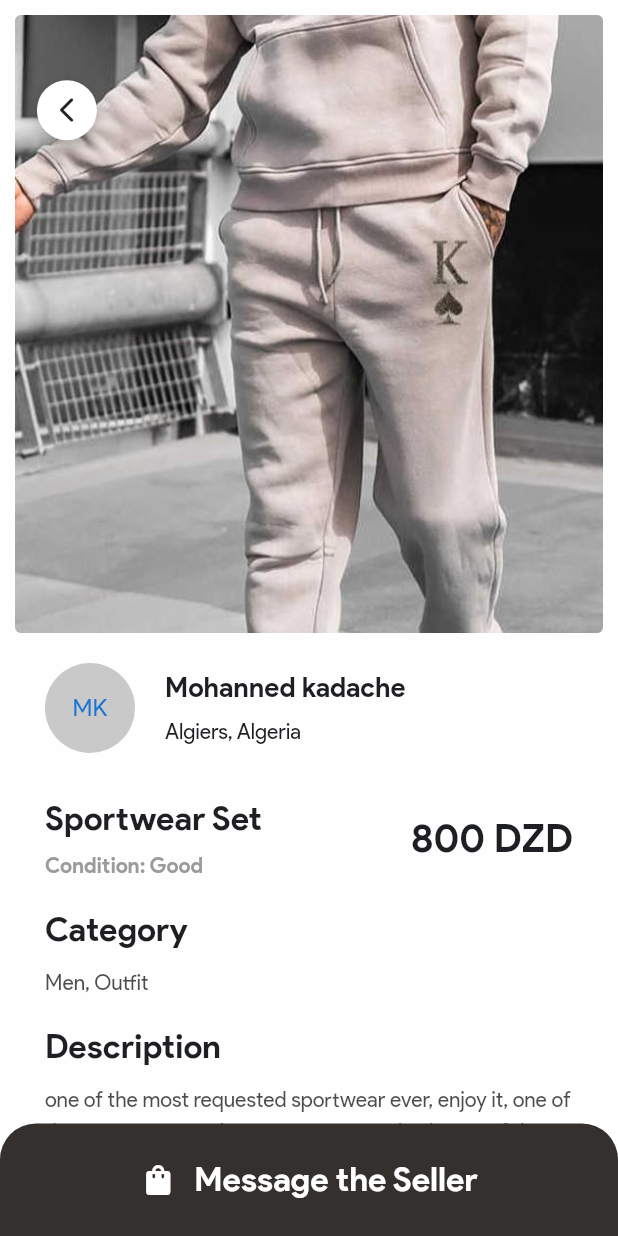
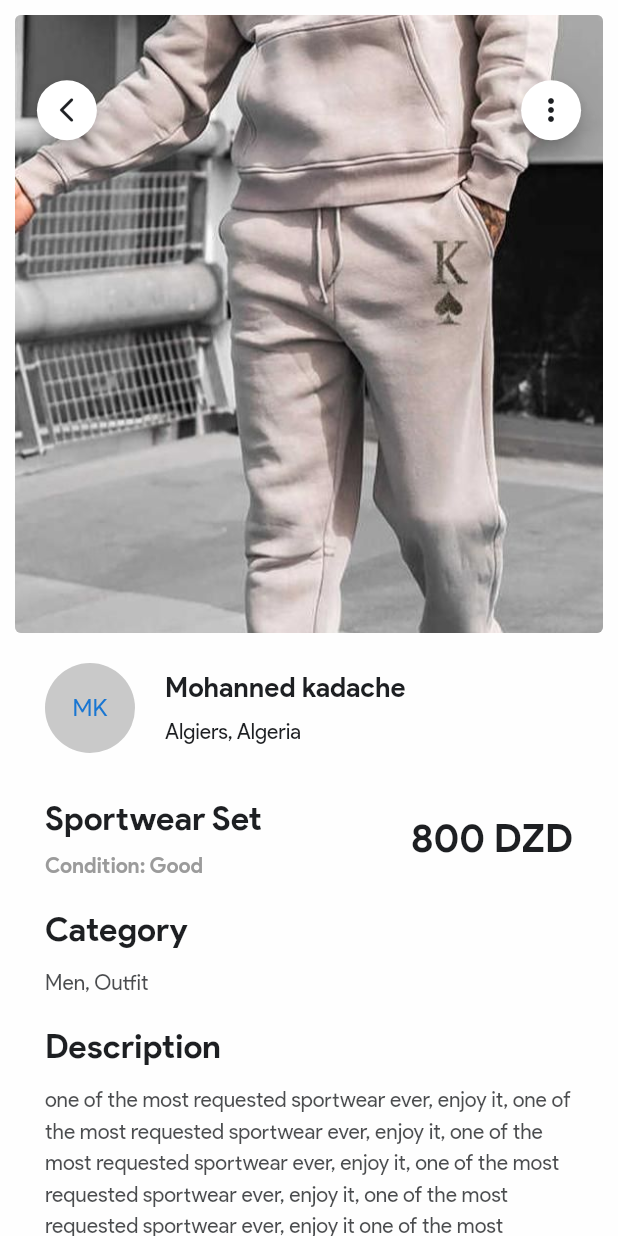
Before and after one commit to muohannedxd/ShedMedd, a Flutter app: the screen it shows after launch, after a tap on "Sportwear Set", on a phone screen of 412 x 824 dp. Run offline on Flutter 3.47's test engine with Material 2 defaults, Android fonts, the phone set to English and light mode, and no system bars; missing offline and left inert: flutterotpfield.

Commit message:
item hme fixed

```diff
--- a/lib/components/itemCard.dart
+++ b/lib/components/itemCard.dart
@@ -1,6 +1,8 @@
 import 'package:flutter/material.dart';
 import 'package:shedmedd/constants/customColors.dart';
 import 'package:shedmedd/constants/textSizes.dart';
+
+import '../screens/Shop/ItemHome.dart';
 
 class ItemCard extends StatelessWidget {
   final dynamic item;
@@ -16,7 +18,12 @@ class ItemCard extends StatelessWidget {
       padding: const EdgeInsets.only(left: 10, right: 10),
       child: GestureDetector(
         onTap: () {
-          Navigator.pushNamed(context, '/shop/item', arguments: item['id']);
+          Navigator.push(
+            context,
+            MaterialPageRoute(
+              builder: (context) => ItemHome(itemID: item['id'], isSeller: true,),
+            ),
+          );
         },
         child: Column(
           crossAxisAlignment: CrossAxisAlignment.start,
--- a/lib/main.dart
+++ b/lib/main.dart
@@ -5,7 +5,6 @@ import 'package:shedmedd/screens/Authentification/sign_up.dart';
 import 'package:shedmedd/screens/Shop/DirectMessage.dart';
 import 'package:shedmedd/screens/Shop/Discover.dart';
 import 'package:shedmedd/screens/Shop/Home.dart';
-import 'package:shedmedd/screens/Shop/ItemHome.dart';
 import 'package:shedmedd/screens/Shop/SearchResults.dart';
 import 'package:shedmedd/screens/Splash.dart';
 
@@ -34,7 +33,6 @@ class MyApp extends StatelessWidget {
         '/shop': (context) => Shop(currentIndex: 0,),
         '/discover': (context) => Discover(),
         '/discover/results': (context) => SearchResults(),
-        '/shop/item': (context) => ItemHome(),
         '/signup': (context) => SignUp(),
         '/message': (context) => DirectMessage(),
       },
--- a/lib/screens/Shop/ItemHome.dart
+++ b/lib/screens/Shop/ItemHome.dart
@@ -8,7 +8,9 @@ import '../../config/myBehavior.dart';
 import '../../constants/textSizes.dart';
 
 class ItemHome extends StatefulWidget {
-  const ItemHome({super.key});
+  final itemID;
+  final bool isSeller;
+  const ItemHome({super.key, required this.itemID, this.isSeller = false});
 
   @override
   State<ItemHome> createState() => _ItemHome();
@@ -17,7 +19,6 @@ class ItemHome extends StatefulWidget {
 class _ItemHome extends State<ItemHome> {
   @override
   Widget build(BuildContext context) {
-    final itemID = ModalRoute.of(context)!.settings.arguments;
     Map<String, dynamic> currentItem;
 
     String name = '';
@@ -29,7 +30,7 @@ class _ItemHome extends State<ItemHome> {
     List<String> images = [];
 
     clothingItems.forEach((key, item) {
-      if (item['id'] == itemID) {
+      if (item['id'] == widget.itemID) {
         currentItem = item;
         name = currentItem['name'];
         category = item['category'];
@@ -83,14 +84,23 @@ class _ItemHome extends State<ItemHome> {
           left: MediaQuery.of(context).size.width * 0.05,
           child: ReturnButton()),
 
+      widget.isSeller
+          ? Positioned(
+              top: MediaQuery.of(context).size.height * 0.06,
+              right: MediaQuery.of(context).size.width * 0.05,
+              child: SettingsButton())
+          : Visibility(visible: false, child: Text('')),
+
       // go to DM button
-      Positioned(
-        bottom: 0,
-        left: 0,
-        right: 0,
-        child:
-            DirectMessageButton(name: name, condition: condition, price: price),
-      ),
+      !widget.isSeller
+          ? Positioned(
+              bottom: 0,
+              left: 0,
+              right: 0,
+              child: DirectMessageButton(
+                  name: name, condition: condition, price: price),
+            )
+          : Visibility(visible: false, child: Text('')),
     ]);
   }
 }
@@ -172,3 +182,43 @@ class ReturnButton extends StatelessWidget {
     );
   }
 }
+
+class SettingsButton extends StatelessWidget {
+  const SettingsButton({
+    super.key,
+  });
+
+  @override
+  Widget build(BuildContext context) {
+    return FloatingActionButton.small(
+        backgroundColor: CustomColors.white,
+        onPressed: () => print('hh'),
+        child: PopupMenuButton(
+          itemBuilder: (BuildContext context) {
+            return [
+              PopupMenuItem<String>(
+                value: 'edit',
+                child: ListTile(
+                  leading: Icon(Icons.edit_outlined,
+                      color: CustomColors.textPrimary),
+                  title: Text(
+                    'Edit',
+                    style: TextStyle(color: CustomColors.textPrimary),
+                  ),
+                ),
+              ),
+              PopupMenuItem<String>(
+                value: 'delete',
+                child: ListTile(
+                  leading: Icon(Icons.delete_outline,
+                      color: CustomColors.textPrimary),
+                  title: Text('Delete',
+                      style: TextStyle(color: CustomColors.textPrimary)),
+                ),
+              ),
+            ];
+          },
+          child: Icon(Icons.more_vert_rounded, color: CustomColors.textPrimary,),
+        ));
+  }
+}
```
